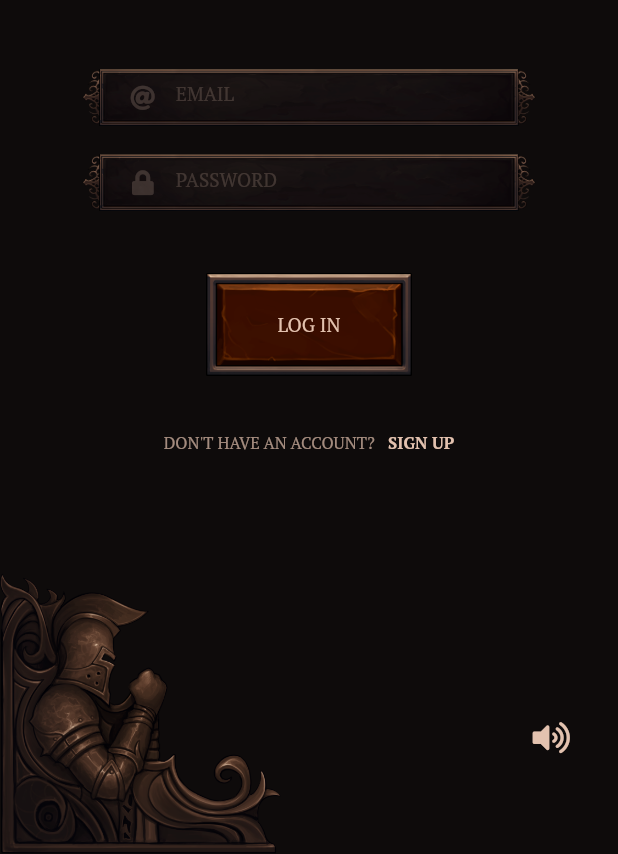
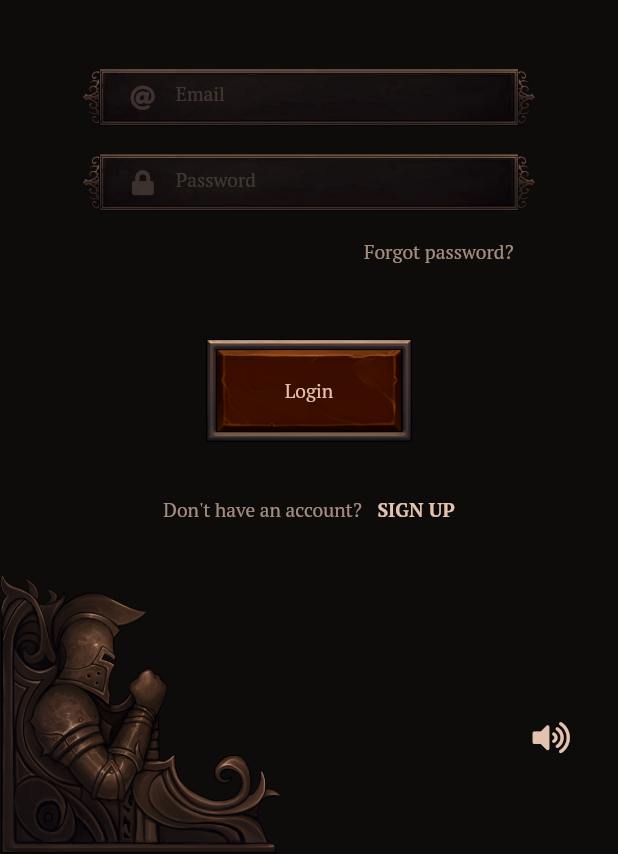
Before and after one commit to dmakwt/game_client, a Flutter app: the screen it shows after launch, on a phone screen of 412 x 824 dp, the part 382-1236 px from its top. Run offline on Flutter 3.47's test engine with Material 2 defaults, Android fonts, the phone set to English and light mode, and no system bars; drawn by our look-alikes of loading_overlay; our stand-ins replace assets_audio_player, font_awesome_flutter, get_it, responsive_framework, shared_preferences; missing offline and left inert: diagonal_scrollview.

Commit message:
added login & signup logic

```diff
--- a/lib/main.dart
+++ b/lib/main.dart
@@ -1,14 +1,21 @@
 import 'package:flutter/material.dart';
 import 'package:flutter/services.dart';
 import 'package:game_client/services/sounds/sound_service.dart';
+import 'package:game_client/services/storage/storage_service.dart';
+import 'package:game_client/ui/screens/home/map_screen.dart';
 import 'package:game_client/ui/screens/login/manage_login_screen.dart';
 import 'package:game_client/ui/shared/game_colors.dart';
 import 'package:responsive_framework/responsive_framework.dart';
+import 'package:shared_preferences/shared_preferences.dart';
 
 import 'services/service_locator.dart';
 
-void main() {
-  setupServiceLocator();
+void main() async {
+  WidgetsFlutterBinding.ensureInitialized();
+  final sharedPreferences = await SharedPreferences.getInstance();
+
+  setupServiceLocator(sharedPreferences: sharedPreferences);
+
   runApp(MyApp());
 }
 
@@ -23,7 +30,8 @@ class _MyAppState extends State<MyApp> {
   @override
   void initState() {
     super.initState();
-    playSound();
+
+    // playSound();
   }
 
   void playSound() async {
@@ -36,6 +44,7 @@ class _MyAppState extends State<MyApp> {
     SystemChrome.setPreferredOrientations([DeviceOrientation.portraitUp]);
 
     return MaterialApp(
+      debugShowCheckedModeBanner: false,
       title: 'Game',
       theme: ThemeData(
         textSelectionColor: GameColors.canvesColor.withOpacity(0.8),
@@ -64,6 +73,7 @@ class _MyAppState extends State<MyApp> {
       ),
       routes: {
         '/': (context) => ManageLoginScreen(),
+        '/home': (context) => MapScreen(),
       },
     );
   }
--- /dev/null
+++ b/lib/services/storage/storage_service.dart
@@ -0,0 +1,13 @@
+abstract class StorageService {
+
+
+  StorageService();
+
+  Future<void> setData(String key, String value);
+
+  String getData(String key);
+
+  Future<void> setToken(String token);
+
+  String getToken();
+}
--- a/lib/ui/screens/login/login_screen.dart
+++ b/lib/ui/screens/login/login_screen.dart
@@ -1,9 +1,10 @@
+import 'package:animations/animations.dart';
 import 'package:flutter/material.dart';
 import 'package:font_awesome_flutter/font_awesome_flutter.dart';
-import 'package:game_client/services/service_locator.dart';
-import 'package:game_client/ui/screens/login/widgets/custom_button.dart';
+import 'package:game_client/ui/shared/widgets/custom_button.dart';
+import 'package:game_client/ui/screens/login/widgets/forget_password_dialog.dart';
 import 'package:game_client/ui/screens/login/widgets/game_logo.dart';
-import 'package:game_client/ui/screens/login/widgets/input_field.dart';
+import 'package:game_client/ui/shared/widgets/input_field.dart';
 import 'package:game_client/ui/shared/game_colors.dart';
 import 'package:game_client/view_models/login/manage_login_screen_viewmodel.dart';
 
@@ -18,6 +19,9 @@ class LoginScreen extends StatefulWidget {
 }
 
 class _LoginScreenState extends State<LoginScreen> {
+  final focus1 = FocusNode();
+  final focus2 = FocusNode();
+
   final textController1 = TextEditingController();
   final textController2 = TextEditingController();
 
@@ -36,7 +40,7 @@ class _LoginScreenState extends State<LoginScreen> {
 
     return GestureDetector(
       onTap: () {
-        FocusScope.of(context).requestFocus(FocusNode());
+        FocusScope.of(context).unfocus();
       },
       child: SingleChildScrollView(
         child: Center(
@@ -46,6 +50,7 @@ class _LoginScreenState extends State<LoginScreen> {
               Container(
                 height: 700,
                 width: 700,
+                child: Form(
                   child: Column(
                     children: <Widget>[
                       Padding(
@@ -54,24 +59,54 @@ class _LoginScreenState extends State<LoginScreen> {
                       ),
                       SizedBox(height: 45),
                       InputField(
+                        focusNode: focus1,
+                        nextFocusNode: focus2,
                         controllerField: textController1,
+                        textInputAction: TextInputAction.next,
                         keyboardType: TextInputType.emailAddress,
                         icon: FontAwesomeIcons.at,
-                      placeholder: 'EMAIL',
+                        placeholder: 'Email',
                       ),
                       SizedBox(height: 10),
                       InputField(
+                        focusNode: focus2,
+                        nextFocusNode: FocusNode(),
                         controllerField: textController2,
+                        textInputAction: TextInputAction.done,
                         keyboardType: TextInputType.visiblePassword,
                         isObscure: true,
                         icon: FontAwesomeIcons.lock,
-                      placeholder: 'PASSWORD',
+                        placeholder: 'Password',
+                      ),
+                      Container(
+                        alignment: Alignment.centerRight,
+                        padding: EdgeInsets.only(right: 60),
+                        child: FlatButton(
+                          child: Text(
+                            'Forgot password?',
+                            style: TextStyle(
+                              color: GameColors.textColor.withOpacity(0.7),
+                              fontSize: 14,
+                            ),
+                          ),
+                          onPressed: () {
+                            showDialog(
+                              context: context,
+                              builder: (context) =>
+                                  ForgetPasswordDialog(textController1),
+                            );
+                          },
+                        ),
                       ),
                       SizedBox(height: 30),
                       CustomButton(
-                      text: 'LOG IN',
-                      onPressed: () {
-
+                        text: 'Login',
+                        onPressed: () async {
+                          await widget.model.signInUser(
+                            context,
+                            email: textController1.text,
+                            password: textController2.text,
+                          );
                         },
                       ),
                       SizedBox(height: 15),
@@ -80,11 +115,11 @@ class _LoginScreenState extends State<LoginScreen> {
                           text: TextSpan(
                             children: <TextSpan>[
                               TextSpan(
-                              text: 'DON\'T HAVE AN ACCOUNT?',
+                                text: 'Don\'t have an account?',
                                 style: TextStyle(
                                   color: GameColors.textColor.withOpacity(0.7),
                                   fontFamily: 'PTSerif',
-                                fontSize: 12,
+                                  fontSize: 14,
                                 ),
                               ),
                               TextSpan(
@@ -93,7 +128,7 @@ class _LoginScreenState extends State<LoginScreen> {
                                   fontFamily: 'PTSerif',
                                   color: GameColors.textColor,
                                   fontWeight: FontWeight.bold,
-                                fontSize: 12,
+                                  fontSize: 14,
                                 ),
                               ),
                             ],
@@ -110,6 +145,7 @@ class _LoginScreenState extends State<LoginScreen> {
                     ],
                   ),
                 ),
+              ),
             ],
           ),
         ),
--- a/lib/ui/screens/login/widgets/custom_button.dart
+++ b/lib/ui/shared/animations/clicky_button_animation.dart
@@ -3,19 +3,23 @@ import 'dart:async';
 import 'package:flutter/material.dart';
 import 'package:game_client/services/service_locator.dart';
 import 'package:game_client/services/sounds/sound_service.dart';
-import 'package:game_client/ui/shared/game_colors.dart';
 
-class CustomButton extends StatefulWidget {
-  final String text;
+class ClickyButtonAnimation extends StatefulWidget {
+  final Widget child;
   final Function onPressed;
+  final String sound;
 
-  const CustomButton({@required this.text, @required this.onPressed});
+  const ClickyButtonAnimation({
+    @required this.child,
+    @required this.onPressed,
+    this.sound = 'clickButton2',
+  });
 
   @override
-  _CustomButtonState createState() => _CustomButtonState();
+  _ClickyButtonAnimationState createState() => _ClickyButtonAnimationState();
 }
 
-class _CustomButtonState extends State<CustomButton>
+class _ClickyButtonAnimationState extends State<ClickyButtonAnimation>
     with SingleTickerProviderStateMixin {
   final SoundService _soundService = serviceLocator<SoundService>();
 
@@ -58,26 +62,7 @@ class _CustomButtonState extends State<CustomButton>
     );
   }
 
-  Widget get _animatedButtonUi => Container(
-        padding: EdgeInsets.symmetric(vertical: 2),
-        height: 95,
-        width: 150,
-        decoration: BoxDecoration(
-          image: DecorationImage(
-            image: AssetImage('assets/frames/button.png'),
-            fit: BoxFit.contain,
-          ),
-        ),
-        child: Center(
-          child: Text(
-            widget.text,
-            style: TextStyle(
-              color: GameColors.textColor,
-              fontSize: 14,
-            ),
-          ),
-        ),
-      );
+  Widget get _animatedButtonUi => widget.child;
 
   void _onTapDown(TapDownDetails details) {
     _soundService.playSound(
--- a/lib/ui/shared/game_colors.dart
+++ b/lib/ui/shared/game_colors.dart
@@ -20,4 +20,5 @@ class GameColors {
   static Color canvesColor = Color.fromRGBO(73, 58, 46, 1);
   static Color goldColor = Color.fromRGBO(255, 215, 0, 1);
   static Color darkOrange = Color.fromRGBO(255, 165, 0, 1);
+  static Color backgroundColor2 = Color.fromRGBO(108, 87, 70, 1);
 }
--- /dev/null
+++ b/lib/ui/shared/widgets/custom_button.dart
@@ -0,0 +1,38 @@
+import 'package:flutter/material.dart';
+import 'package:game_client/ui/shared/animations/clicky_button_animation.dart';
+import 'package:game_client/ui/shared/game_colors.dart';
+
+class CustomButton extends StatelessWidget {
+  final String text;
+  final Function onPressed;
+
+  CustomButton({@required this.text, @required this.onPressed});
+
+  @override
+  Widget build(Object context) {
+    return ClickyButtonAnimation(
+      sound: 'clickButton2',
+      onPressed: onPressed,
+      child: Container(
+        padding: EdgeInsets.symmetric(vertical: 2),
+        height: 95,
+        width: 150,
+        decoration: BoxDecoration(
+          image: DecorationImage(
+            image: AssetImage('assets/frames/button.png'),
+            fit: BoxFit.contain,
+          ),
+        ),
+        child: Center(
+          child: Text(
+            text,
+            style: TextStyle(
+              color: GameColors.textColor,
+              fontSize: 14,
+            ),
+          ),
+        ),
+      ),
+    );
+  }
+}
--- a/lib/ui/screens/login/widgets/input_field.dart
+++ b/lib/ui/shared/widgets/input_field.dart
@@ -7,12 +7,20 @@ class InputField extends StatefulWidget {
   final TextEditingController controllerField;
   final TextInputType keyboardType;
   final bool isObscure;
+  final TextInputAction textInputAction;
+  final FocusNode focusNode;
+  final FocusNode nextFocusNode;
+  final bool autoFocus;
 
   const InputField({
     @required this.placeholder,
     @required this.icon,
     @required this.controllerField,
     @required this.keyboardType,
+    @required this.textInputAction,
+    @required this.focusNode,
+    @required this.nextFocusNode,
+    this.autoFocus = false,
     this.isObscure = false,
   });
 
@@ -35,7 +43,13 @@ class _InputFieldState extends State<InputField> {
       child: Container(
         padding: EdgeInsets.symmetric(horizontal: 20),
         width: 300,
-        child: TextField(
+        child: TextFormField(
+          autofocus: widget.autoFocus,
+          textInputAction: widget.textInputAction,
+          onFieldSubmitted: (v) {
+            FocusScope.of(context).requestFocus(widget.nextFocusNode);
+          },
+          focusNode: widget.focusNode,
           obscureText: widget.isObscure,
           autocorrect: false,
           enableSuggestions: false,
--- a/pubspec.yaml
+++ b/pubspec.yaml
@@ -33,6 +33,7 @@ dependencies:
   get_it: ^4.0.2
   shared_preferences: ^0.5.7+3
   http: ^0.12.1
+  dio: ^3.0.9
   url_launcher: ^5.4.10
   connectivity: ^0.4.8+6
   easy_localization: ^2.3.2
@@ -50,6 +51,9 @@ dependencies:
   responsive_framework: ^0.0.7
   assets_audio_player: ^2.0.1+3
   loading_overlay: ^0.2.1
+  diagonal_scrollview: ^0.1.0
+  animations: ^1.1.0
+
 
 
 dev_dependencies:
```
Also changed, not shown: lib/services/api/user_api_service.dart (added, +72 -0 lines), lib/services/service_locator.dart (+12 -4 lines), lib/services/storage/storage_service_implementation.dart (added, +25 -0 lines), lib/ui/screens/home/map_screen.dart (added, +75 -0 lines), lib/ui/screens/login/register_screen.dart (+34 -11 lines), lib/ui/screens/login/widgets/forget_password_dialog.dart (added, +53 -0 lines), lib/ui/shared/widgets/custom_long_button.dart (added, +38 -0 lines), lib/view_models/login/manage_login_screen_viewmodel.dart (+59 -0 lines), assets/frames/long_button.png (added), assets/frames/map.png (added), assets/frames/popup.png (added), pubspec.lock. Lines whose indentation alone changed are shown as unchanged.
